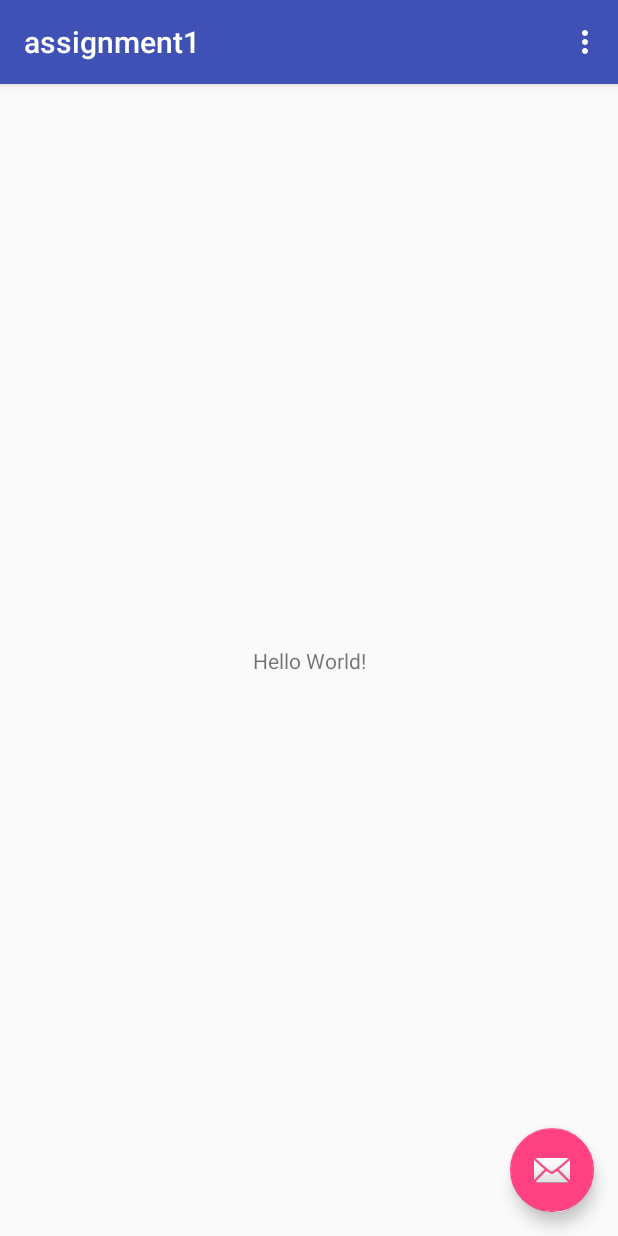
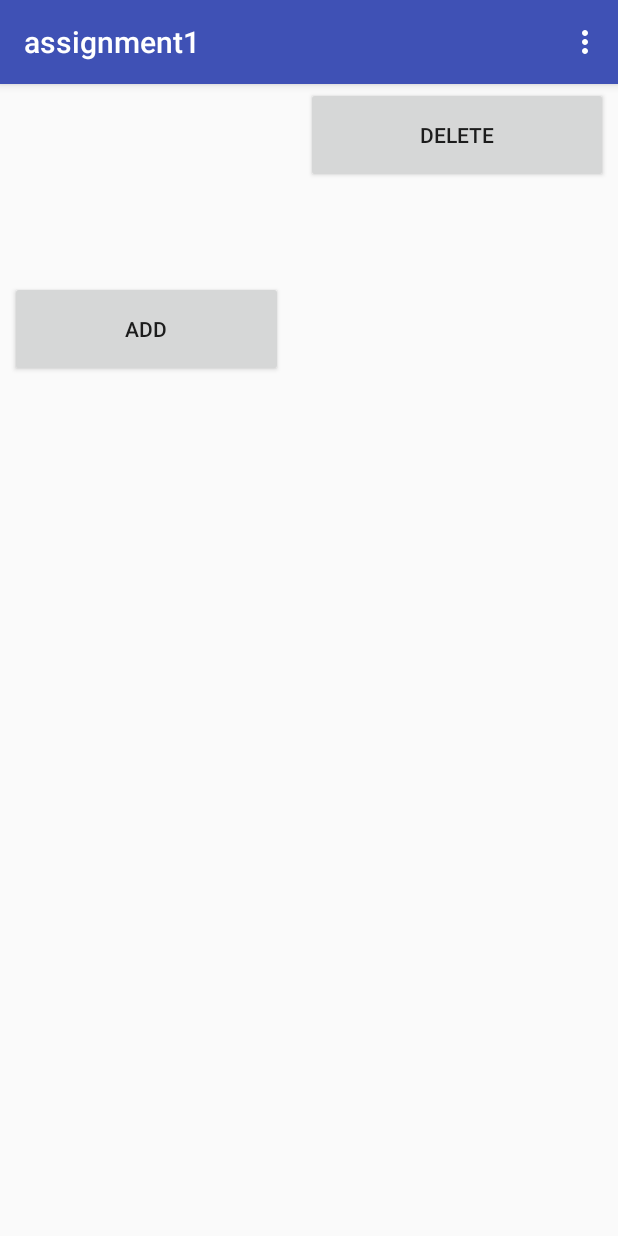
Before and after one commit to AidanKosik/301A1, an Android app: the screen it shows after launch (MainActivity), on a phone screen of 412 x 824 dp. Run offline under Robolectric (Android 15) with nearby library versions, the phone set to English and light mode, and no system bars.

Commit message:
added application files

```diff
--- a/app/src/main/java/com/example/aidankosik/assignment1/MainActivity.java
+++ b/app/src/main/java/com/example/aidankosik/assignment1/MainActivity.java
@@ -8,8 +8,15 @@ import android.support.v7.widget.Toolbar;
 import android.view.View;
 import android.view.Menu;
 import android.view.MenuItem;
+import android.widget.Button;
+import android.widget.ListView;
+import android.view.View.OnClickListener;
+import android.widget.Toast;
+
 
 public class MainActivity extends AppCompatActivity {
+    public Button b_add, b_delete;
+    public ListView c_subscriptions;
 
     @Override
     protected void onCreate(Bundle savedInstanceState) {
@@ -18,20 +25,29 @@ public class MainActivity extends AppCompatActivity {
         Toolbar toolbar = (Toolbar) findViewById(R.id.toolbar);
         setSupportActionBar(toolbar);
 
-        FloatingActionButton fab = (FloatingActionButton) findViewById(R.id.fab);
-        fab.setOnClickListener(new View.OnClickListener() {
-            @Override
-            public void onClick(View view) {
-                Snackbar.make(view, "Replace with your own action", Snackbar.LENGTH_LONG)
-                        .setAction("Action", null).show();
-            }
-        });
+        Button b_add = (Button) findViewById(R.id.add);
+        Button b_delete = (Button) findViewById(R.id.delete);
+
+        b_add.setText("Add");
+        b_delete.setText("Delete");
+
+        ListView c_subscriptions = (ListView) findViewById(R.id.subs);
+
+
     }
 
     @Override
     public boolean onCreateOptionsMenu(Menu menu) {
         // Inflate the menu; this adds items to the action bar if it is present.
         getMenuInflater().inflate(R.menu.menu_main, menu);
+
+//        b_add.setOnClickListener(new OnClickListener() {
+//            @Override
+//            public void onClick(View view) {
+//                Toast .makeText(MainActivity.this, "Button Clicked", Toast.LENGTH_SHORT).show();
+//            }
+//        });
+
         return true;
     }
 
--- a/app/src/main/res/layout/activity_main.xml
+++ b/app/src/main/res/layout/activity_main.xml
@@ -22,12 +22,4 @@
 
     <include layout="@layout/content_main" />
 
-    <android.support.design.widget.FloatingActionButton
-        android:id="@+id/fab"
-        android:layout_width="wrap_content"
-        android:layout_height="wrap_content"
-        android:layout_gravity="bottom|end"
-        android:layout_margin="@dimen/fab_margin"
-        app:srcCompat="@android:drawable/ic_dialog_email" />
-
 </android.support.design.widget.CoordinatorLayout>
--- a/app/src/main/res/layout/content_main.xml
+++ b/app/src/main/res/layout/content_main.xml
@@ -8,13 +8,43 @@
     tools:context="com.example.aidankosik.assignment1.MainActivity"
     tools:showIn="@layout/activity_main">
 
-    <TextView
-        android:layout_width="wrap_content"
-        android:layout_height="wrap_content"
-        android:text="Hello World!"
+    <Button
+        android:id="@+id/add"
+        android:layout_width="182dp"
+        android:layout_height="64dp"
+        android:layout_marginBottom="444dp"
+        android:layout_marginEnd="4dp"
+        android:layout_marginTop="2dp"
         app:layout_constraintBottom_toBottomOf="parent"
-        app:layout_constraintLeft_toLeftOf="parent"
-        app:layout_constraintRight_toRightOf="parent"
+        app:layout_constraintEnd_toStartOf="@+id/delete"
+        app:layout_constraintStart_toStartOf="parent"
         app:layout_constraintTop_toTopOf="parent" />
 
+    <Button
+        android:id="@+id/delete"
+        android:layout_width="201dp"
+        android:layout_height="64dp"
+        android:layout_marginBottom="444dp"
+        android:layout_marginStart="4dp"
+        android:layout_marginTop="2dp"
+        app:layout_constraintBottom_toBottomOf="parent"
+        app:layout_constraintEnd_toEndOf="parent"
+        app:layout_constraintStart_toEndOf="@+id/add"
+        app:layout_constraintTop_toTopOf="parent"
+        app:layout_constraintVertical_bias="0.0" />
+
+    <ListView
+        android:id="@+id/subs"
+        android:layout_width="368dp"
+        android:layout_height="428dp"
+        android:layout_marginBottom="8dp"
+        android:layout_marginEnd="8dp"
+        android:layout_marginStart="8dp"
+        android:layout_marginTop="8dp"
+        app:layout_constraintBottom_toBottomOf="parent"
+        app:layout_constraintEnd_toEndOf="parent"
+        app:layout_constraintStart_toStartOf="parent"
+        app:layout_constraintTop_toBottomOf="@+id/add" >
+
+    </ListView>
 </android.support.constraint.ConstraintLayout>
```
